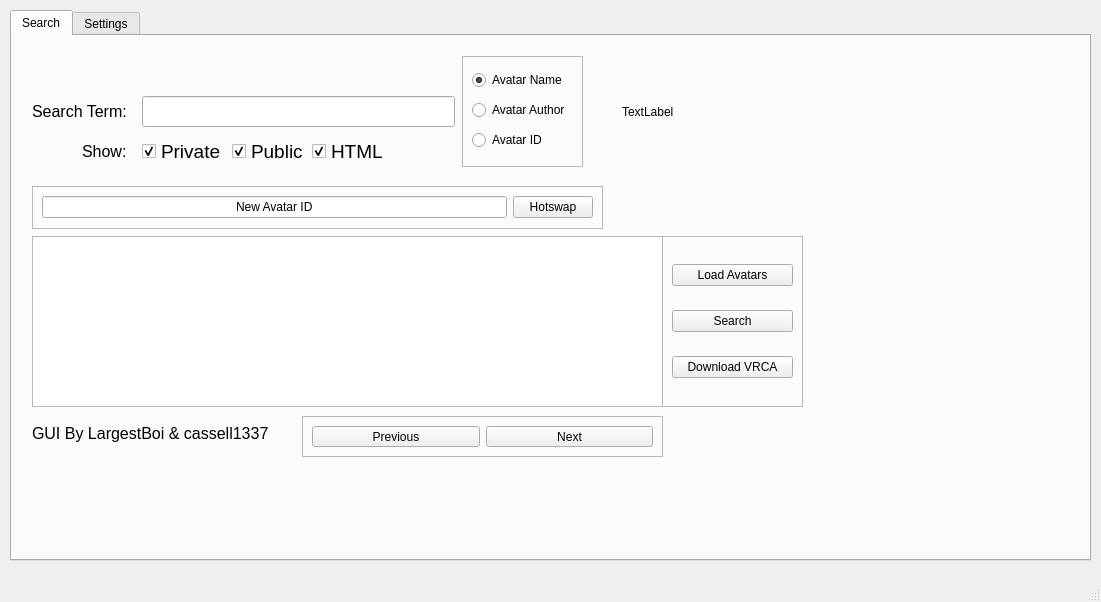
Before: the Qt Designer form GUI/untitled.ui in Cranbaerry/A.R.E.S, drawn with Qt 5.
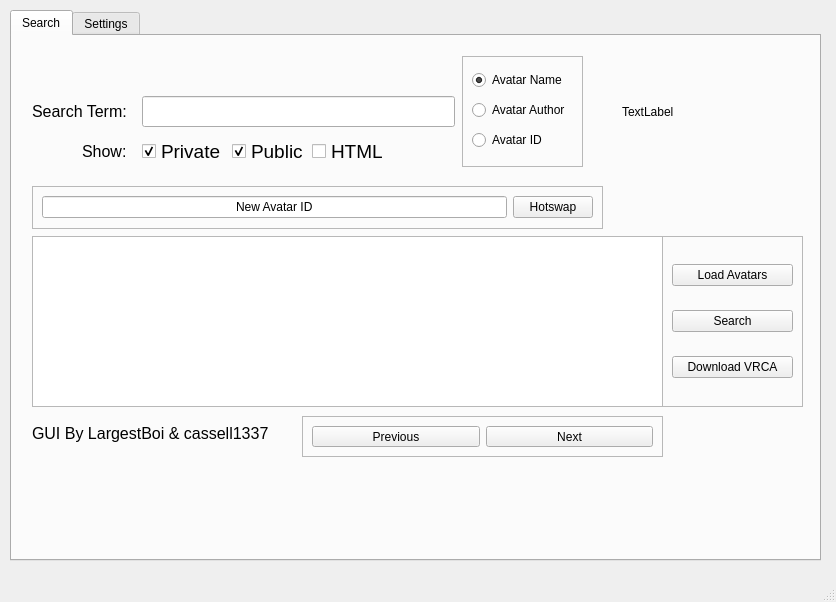
After: the same form once the commit is applied.

Diff of the .ui file:
```diff
--- a/GUI/untitled.ui
+++ b/GUI/untitled.ui
@@ -6,7 +6,7 @@
    <rect>
     <x>0</x>
     <y>0</y>
-    <width>1101</width>
+    <width>836</width>
     <height>602</height>
    </rect>
   </property>
@@ -19,7 +19,7 @@
      <rect>
       <x>10</x>
       <y>10</y>
-      <width>1081</width>
+      <width>811</width>
       <height>551</height>
      </rect>
     </property>
@@ -384,7 +384,7 @@
        <string>HTML</string>
       </property>
       <property name="checked">
-       <bool>true</bool>
+       <bool>false</bool>
       </property>
      </widget>
     </widget>
```
Left out of the diff: 2 changed lines with no effect on the pictures.
